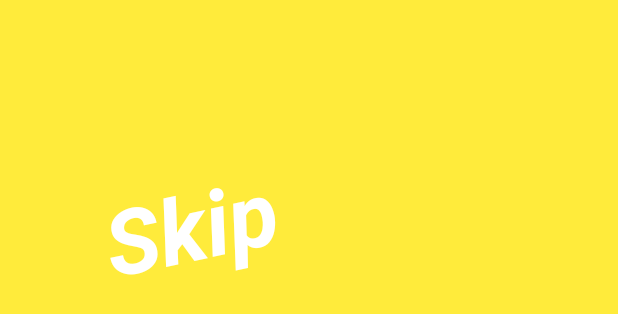
After one commit to kailashchivhe/UNO-Game, an Android app: the layout item_card.xml on its own in the app's theme, with its tools: preview values and no code run, on a phone screen of 412 x 824 dp. The commit adds this screen. Shown: the top 314 px of the screen. Run offline under Robolectric (Android 15) with nearby library versions, the phone set to English and light mode, and no system bars.

Commit message:
card item added

```diff
--- a/app/build.gradle
+++ b/app/build.gradle
@@ -46,4 +46,5 @@ dependencies {
     androidTestImplementation 'androidx.test.espresso:espresso-core:3.4.0'
     implementation 'de.hdodenhof:circleimageview:2.2.0'
     implementation 'com.squareup.picasso:picasso:2.8'
+    implementation "androidx.cardview:cardview:1.0.0"
 }
--- a/app/src/main/java/com/kai/unogame/utils/FirebaseHelper.java
+++ b/app/src/main/java/com/kai/unogame/utils/FirebaseHelper.java
@@ -133,4 +133,7 @@ public class FirebaseHelper {
     public static void displayGames(String gameID){
         //Firebase function to retrive all games pending
     }
+    public static void getMyCards(){
+        //Firebase function to get cards for a player
+    }
 }
--- /dev/null
+++ b/app/src/main/res/layout/item_card.xml
@@ -0,0 +1,20 @@
+<?xml version="1.0" encoding="utf-8"?>
+<LinearLayout xmlns:android="http://schemas.android.com/apk/res/android"
+    android:layout_width="match_parent"
+    android:layout_height="match_parent"
+    android:background="#FFEB3B"
+    android:theme="@style/CardView">
+
+    <TextView
+        android:id="@+id/textViewCardName"
+        android:layout_width="wrap_content"
+        android:layout_height="699dp"
+        android:layout_marginTop="100dp"
+        android:layout_weight="1"
+        android:paddingLeft="200px"
+        android:rotation="-12"
+        android:text="Skip"
+        android:textColor="@color/white"
+        android:textSize="60sp"
+        android:textStyle="bold|italic" />
+</LinearLayout>
```
Also changed, not shown: app/src/main/java/com/kai/unogame/adapter/PlayerCardsAdapter.java (added, +64 -0 lines), app/src/main/java/com/kai/unogame/model/Card.java (added, +37 -0 lines), app/src/main/java/com/kai/unogame/ui/game/GameFragment.java (+18 -1 lines).
